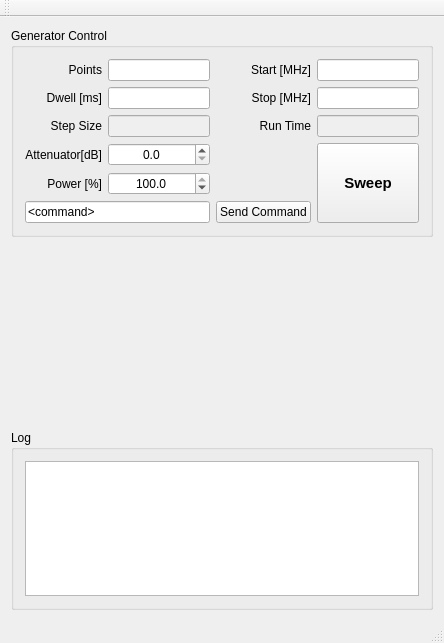
Before: the Qt Designer form mainwindow.ui in TripletESR/DNP100GHz, drawn with Qt 5.
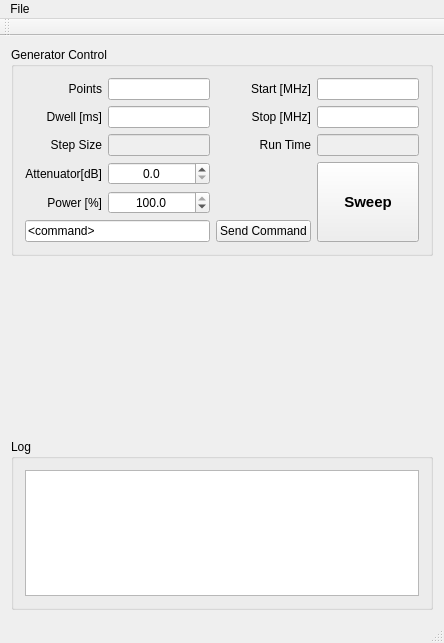
After: the same form once the commit is applied. Custom widgets are drawn as their Qt base class.

Commit message: added power meter.

What changed in the file:
```diff
--- a/mainwindow.ui
+++ b/mainwindow.ui
@@ -231,6 +231,13 @@
      <height>21</height>
     </rect>
    </property>
+   <widget class="QMenu" name="menuFile">
+    <property name="title">
+     <string>File</string>
+    </property>
+    <addaction name="actionSave_Data"/>
+   </widget>
+   <addaction name="menuFile"/>
   </widget>
   <widget class="QToolBar" name="mainToolBar">
    <attribute name="toolBarArea">
```
Left out of the diff: 4 changed lines with no effect on the pictures. The commit also changes 1 other file.
